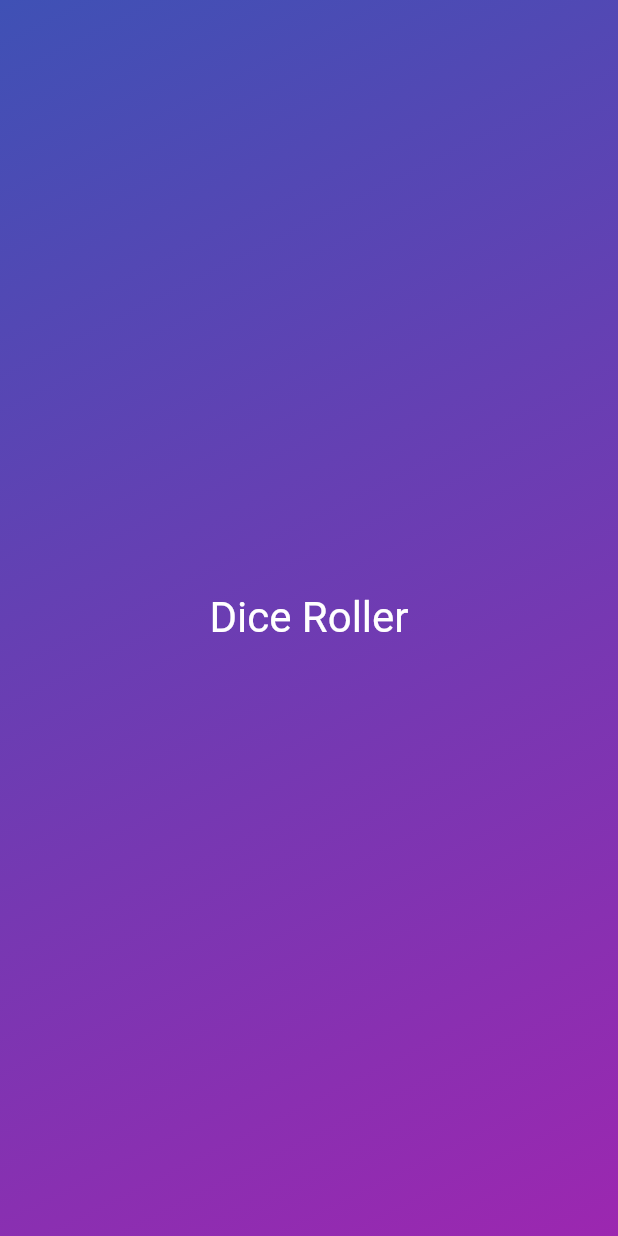
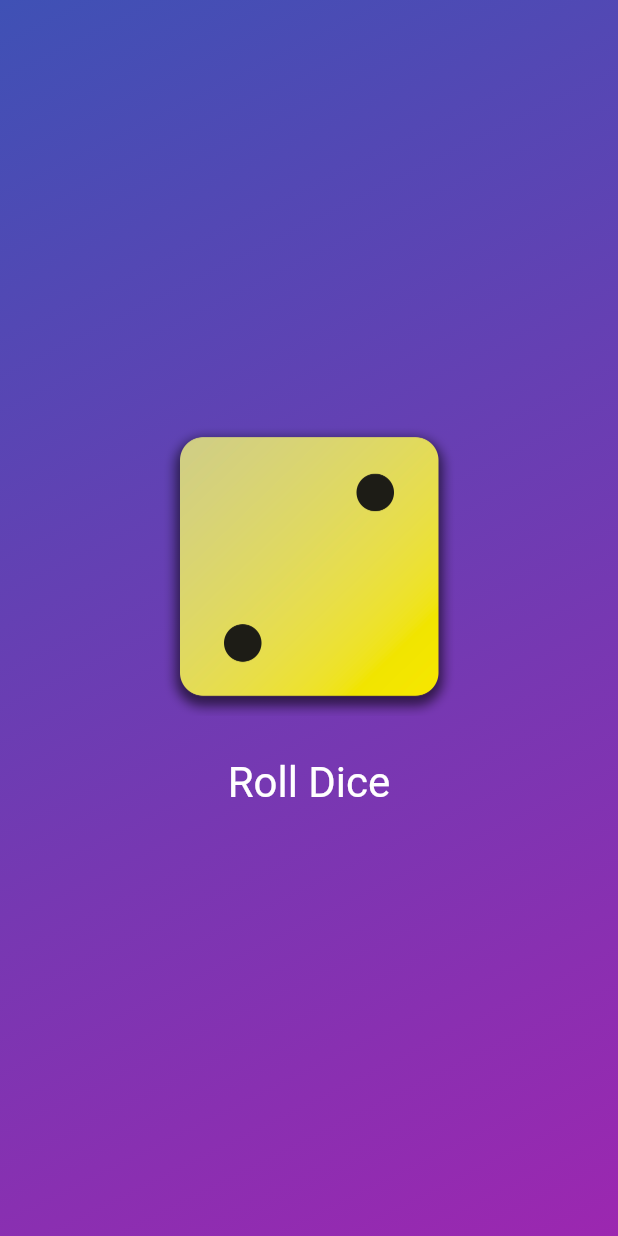
Before and after one commit to rhasanm/flutter-playground, a Flutter app: the screen it shows after launch, on a phone screen of 412 x 824 dp. Run offline on Flutter 3.47's test engine with Material 2 defaults, Android fonts, the phone set to English and light mode, and no system bars.

Commit message:
DiceRoller App Finalized

```diff
--- a/dice_roller/lib/dice_roller.dart
+++ b/dice_roller/lib/dice_roller.dart
@@ -1,4 +1,7 @@
 import 'package:flutter/material.dart';
+import 'dart:math';
+
+final randomize = Random();
 
 class DiceRoller extends StatefulWidget {
   const DiceRoller({super.key});
@@ -10,14 +13,36 @@ class DiceRoller extends StatefulWidget {
 }
 
 class _DiceRollerState extends State<DiceRoller> {
+  var currentDiceFace = 2;
+  void diceRolled() {
+    setState(() {
+      currentDiceFace = randomize.nextInt(6) + 1;
+    });
+  }
+
   @override
   Widget build(context) {
-    return const Text(
-      'Dice Roller',
-      style: TextStyle(
-        fontSize: 28,
-        color: Colors.white,
-      ),
+    return Column(
+      mainAxisSize: MainAxisSize.min,
+      children: [
+        Image.asset(
+          'assets/images/dice-$currentDiceFace.png',
+          width: 200,
+        ),
+        const SizedBox(
+          height: 20,
+        ),
+        TextButton(
+          onPressed: diceRolled,
+          style: TextButton.styleFrom(
+            foregroundColor: Colors.white,
+            textStyle: const TextStyle(
+              fontSize: 28,
+            ),
+          ),
+          child: const Text('Roll Dice'),
+        )
+      ],
     );
   }
 }
```
Also changed, not shown: dice_roller/pubspec.yaml (+7 -3 lines), dice_roller/assets/images/dice-1.png (added), dice_roller/assets/images/dice-2.png (added), dice_roller/assets/images/dice-3.png (added), dice_roller/assets/images/dice-4.png (added), dice_roller/assets/images/dice-5.png (added), dice_roller/assets/images/dice-6.png (added).
